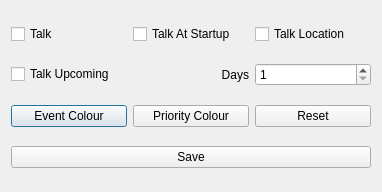
Qt form src/configdialog.ui (crispinprojects/talkcalendar) before a commit.
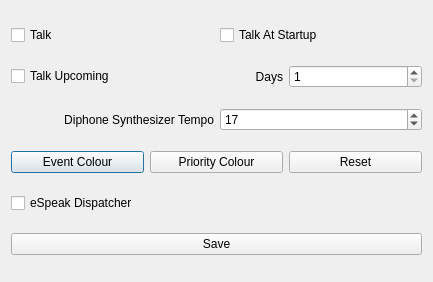
The same form after that commit.

Commit message:
Talk Calendar Qt6 version 0.6.2
[build]: C++ Qt 6.8.2 (Debian 13 Trixie)
[feat]: built-in diphone speech synthesizer (Qt version)
[fix]: end time disabled when editing all day event
[feat]: Talk Calendar binary x86 Linux systems
[docs]: updated README documentation and screenshots

```diff
--- a/src/configdialog.ui
+++ b/src/configdialog.ui
@@ -6,8 +6,8 @@
    <rect>
     <x>0</x>
     <y>0</y>
-    <width>382</width>
-    <height>192</height>
+    <width>433</width>
+    <height>282</height>
    </rect>
   </property>
   <property name="windowTitle">
@@ -30,13 +30,6 @@
        </property>
       </widget>
      </item>
-     <item>
-      <widget class="QCheckBox" name="checkLocation">
-       <property name="text">
-        <string>Talk Location</string>
-       </property>
-      </widget>
-     </item>
     </layout>
    </item>
    <item row="1" column="0">
@@ -71,6 +64,33 @@
     </layout>
    </item>
    <item row="2" column="0">
+    <layout class="QHBoxLayout" name="horizontalLayout_4">
+     <item>
+      <widget class="QLabel" name="labelTempo">
+       <property name="text">
+        <string>Diphone Synthesizer Tempo</string>
+       </property>
+       <property name="alignment">
+        <set>Qt::AlignmentFlag::AlignRight|Qt::AlignmentFlag::AlignTrailing|Qt::AlignmentFlag::AlignVCenter</set>
+       </property>
+      </widget>
+     </item>
+     <item>
+      <widget class="QSpinBox" name="spinTempo">
+       <property name="minimum">
+        <number>5</number>
+       </property>
+       <property name="maximum">
+        <number>25</number>
+       </property>
+       <property name="value">
+        <number>17</number>
+       </property>
+      </widget>
+     </item>
+    </layout>
+   </item>
+   <item row="3" column="0">
     <layout class="QHBoxLayout" name="horizontalLayout_3">
      <item>
       <widget class="QPushButton" name="btnEventColor">
@@ -95,7 +115,14 @@
      </item>
     </layout>
    </item>
-   <item row="3" column="0">
+   <item row="4" column="0">
+    <widget class="QCheckBox" name="checkDispatcher">
+     <property name="text">
+      <string>eSpeak Dispatcher</string>
+     </property>
+    </widget>
+   </item>
+   <item row="5" column="0">
     <widget class="QPushButton" name="btnSave">
      <property name="text">
       <string>Save</string>
```
The commit also changes 29 other files.
